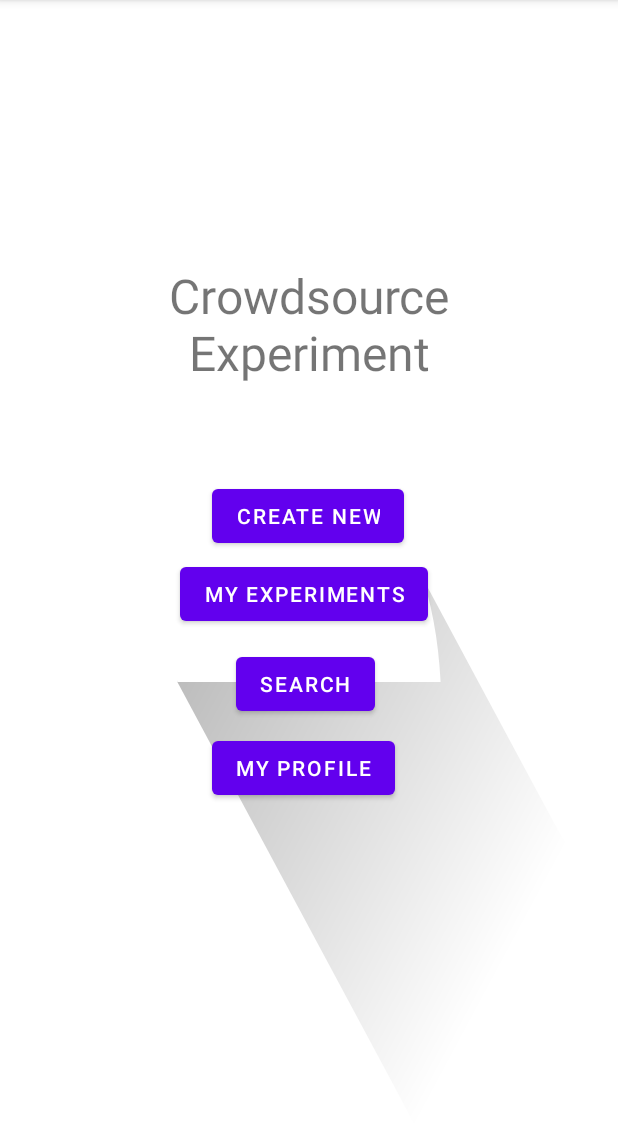
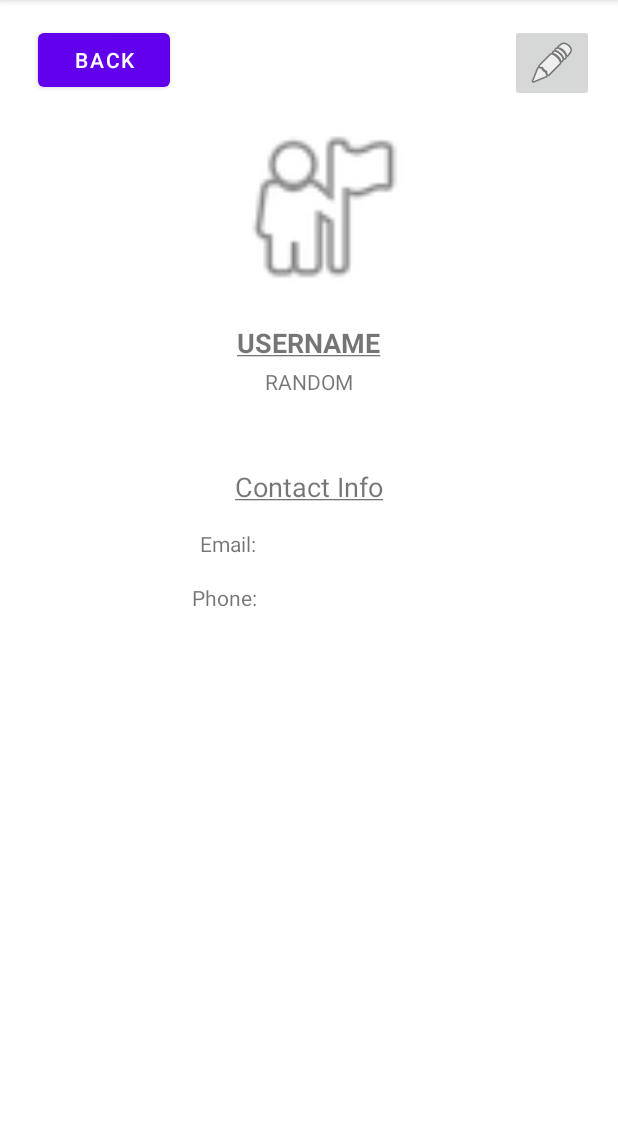
Before and after one commit to CMPUT301W21T26/CrowdTest, an Android app: the screen it shows after launch (MainActivity before the commit, UserProfileActivity after it), after a tap on "MY PROFILE", on a phone screen of 412 x 824 dp, the part 84-1212 px from its top. Run offline under Robolectric (Android 15) with nearby library versions, the phone set to English and light mode, and no system bars.

Commit message:
Adding to user profiles

```diff
--- a/app/build.gradle
+++ b/app/build.gradle
@@ -1,5 +1,5 @@
 apply plugin: 'com.android.application'
-apply plugin: 'com.google.gms.google-services'
+//apply plugin: 'com.google.gms.google-services'
 
 android {
     compileSdkVersion 30
--- a/app/src/main/AndroidManifest.xml
+++ b/app/src/main/AndroidManifest.xml
@@ -10,6 +10,7 @@
         android:supportsRtl="true"
         android:theme="@style/Theme.CrowdTest">
         <activity android:name=".ExperimentListActivity"></activity>
+        <activity android:name=".UserProfileActivity"></activity>
         <activity android:name=".MainActivity">
             <intent-filter>
                 <action android:name="android.intent.action.MAIN" />
--- a/app/src/main/java/com/example/crowdtest/MainActivity.java
+++ b/app/src/main/java/com/example/crowdtest/MainActivity.java
@@ -52,7 +52,9 @@ public class MainActivity extends AppCompatActivity {
         profileButton.setOnClickListener(new View.OnClickListener() {
             @Override
             public void onClick(View view) {
+                Intent intent = new Intent(view.getContext(), UserProfileActivity.class);
 
+                startActivity(intent);
             }
         });
 
--- a/app/src/main/java/com/example/crowdtest/UserProfile.java
+++ b/app/src/main/java/com/example/crowdtest/UserProfile.java
@@ -1,9 +1,11 @@
 package com.example.crowdtest;
+
+import java.io.Serializable;
 
 /**
  *
  */
-public class UserProfile {
+public class UserProfile implements Serializable {
 
     // UserProfile attributes
     private String username;
@@ -15,8 +17,8 @@ public class UserProfile {
      */
     public UserProfile(String username) {
         this.username = username;
-        email = "";
-        phoneNumber = "";
+        this.email = "";
+        this.phoneNumber = "";
     }
 
     /**
--- /dev/null
+++ b/app/src/main/java/com/example/crowdtest/UserProfileActivity.java
@@ -0,0 +1,65 @@
+package com.example.crowdtest;
+
+import android.os.Bundle;
+import android.view.View;
+import android.widget.Button;
+import android.widget.ImageButton;
+import android.widget.TextView;
+
+import androidx.appcompat.app.AppCompatActivity;
+
+public class UserProfileActivity extends AppCompatActivity implements EditUserFragment.OnFragmentInteractionListener{
+
+    private ImageButton editProfileButton;
+    private TextView userName;
+    private TextView userEmail;
+    private TextView userPhoneNumber;
+    private UserProfile userProfile;
+//    private UserProfile userProfile;
+
+    @Override
+    protected void onCreate(Bundle savedInstanceState) {
+        super.onCreate(savedInstanceState);
+        setContentView(R.layout.activity_user_profile);
+
+        userProfile = new UserProfile("RANDOM");
+
+        editProfileButton = findViewById(R.id.edit_profile_button);
+        userName = findViewById(R.id.user_name);
+        userEmail = findViewById(R.id.user_email);
+        userPhoneNumber = findViewById(R.id.user_phone_number);
+
+        updateViews();
+
+//        userProfile = (UserProfile) getIntent().getSerializableExtra("UserProfile");
+
+        editProfileButton.setOnClickListener(new View.OnClickListener() {
+            @Override
+            public void onClick(View view) {
+                EditUserFragment fragment = new EditUserFragment().newInstance(userProfile);
+                fragment.show(getSupportFragmentManager(), "userProfile");
+//                new EditUserFragment().show(getSupportFragmentManager(), "EDIT_USERPROFILE");
+//                updateViews();
+            }
+        });
+
+        final Button backButton = findViewById(R.id.back_button_user_profile_activity);
+        backButton.setOnClickListener(new View.OnClickListener() {
+            public void onClick(View v) {
+                finish();
+            }
+        });
+    }
+
+    public void updateViews() {
+        userName.setText(userProfile.getUsername());
+        userEmail.setText(userProfile.getEmail());
+        userPhoneNumber.setText(userProfile.getPhoneNumber());
+    }
+
+    @Override
+    public void onOkPressed(UserProfile updatedUserProfile) {
+        userProfile = updatedUserProfile;
+        updateViews();
+    }
+}
--- /dev/null
+++ b/app/src/main/res/layout/activity_user_profile.xml
@@ -0,0 +1,118 @@
+<?xml version="1.0" encoding="utf-8"?>
+<androidx.constraintlayout.widget.ConstraintLayout
+    xmlns:android="http://schemas.android.com/apk/res/android"
+    xmlns:app="http://schemas.android.com/apk/res-auto"
+    xmlns:tools="http://schemas.android.com/tools"
+    android:layout_width="match_parent"
+    android:layout_height="match_parent">
+
+    <TextView
+        android:id="@+id/text_username"
+        android:layout_width="wrap_content"
+        android:layout_height="wrap_content"
+        android:layout_marginTop="16dp"
+        android:text="@string/username"
+        android:textSize="18sp"
+        app:layout_constraintEnd_toEndOf="parent"
+        app:layout_constraintStart_toStartOf="parent"
+        app:layout_constraintTop_toBottomOf="@+id/imageView5" />
+
+    <TextView
+        android:id="@+id/user_name"
+        android:layout_width="wrap_content"
+        android:layout_height="wrap_content"
+        android:layout_marginTop="4dp"
+        android:text="user_name"
+        app:layout_constraintEnd_toEndOf="parent"
+        app:layout_constraintStart_toStartOf="parent"
+        app:layout_constraintTop_toBottomOf="@+id/text_username" />
+
+    <TextView
+        android:id="@+id/text_contact_info"
+        android:layout_width="wrap_content"
+        android:layout_height="wrap_content"
+        android:layout_marginTop="112dp"
+        android:text="@string/contact_info"
+        android:textSize="18sp"
+        app:layout_constraintEnd_toEndOf="parent"
+        app:layout_constraintStart_toStartOf="parent"
+        app:layout_constraintTop_toBottomOf="@+id/imageView5" />
+
+    <TextView
+        android:id="@+id/text_email"
+        android:layout_width="wrap_content"
+        android:layout_height="wrap_content"
+        android:layout_marginTop="16dp"
+        android:text="Email:"
+        app:layout_constraintEnd_toEndOf="parent"
+        app:layout_constraintHorizontal_bias="0.356"
+        app:layout_constraintStart_toStartOf="parent"
+        app:layout_constraintTop_toBottomOf="@+id/text_contact_info" />
+
+    <TextView
+        android:id="@+id/user_email"
+        android:layout_width="wrap_content"
+        android:layout_height="wrap_content"
+        android:layout_marginStart="28dp"
+        android:layout_marginLeft="28dp"
+        android:layout_marginTop="16dp"
+        android:text="user_email"
+        app:layout_constraintStart_toEndOf="@+id/text_email"
+        app:layout_constraintTop_toBottomOf="@+id/text_contact_info" />
+
+    <TextView
+        android:id="@+id/user_phone_number"
+        android:layout_width="wrap_content"
+        android:layout_height="wrap_content"
+        android:layout_marginStart="28dp"
+        android:layout_marginLeft="28dp"
+        android:layout_marginTop="148dp"
+        android:text="user_phone_number"
+        app:layout_constraintStart_toEndOf="@+id/text_phone"
+        app:layout_constraintTop_toBottomOf="@+id/text_username" />
+
+    <TextView
+        android:id="@+id/text_phone"
+        android:layout_width="wrap_content"
+        android:layout_height="wrap_content"
+        android:layout_marginTop="52dp"
+        android:text="Phone:"
+        app:layout_constraintEnd_toEndOf="parent"
+        app:layout_constraintHorizontal_bias="0.347"
+        app:layout_constraintStart_toStartOf="parent"
+        app:layout_constraintTop_toBottomOf="@+id/text_contact_info" />
+
+    <ImageButton
+        android:id="@+id/edit_profile_button"
+        android:layout_width="wrap_content"
+        android:layout_height="wrap_content"
+        android:layout_marginTop="16dp"
+        android:layout_marginEnd="16dp"
+        android:layout_marginRight="16dp"
+        app:layout_constraintEnd_toEndOf="parent"
+        app:layout_constraintTop_toTopOf="parent"
+        app:srcCompat="@android:drawable/ic_menu_edit" />
+
+    <ImageView
+        android:id="@+id/imageView5"
+        android:layout_width="299dp"
+        android:layout_height="124dp"
+        android:layout_marginTop="76dp"
+        app:layout_constraintEnd_toEndOf="parent"
+        app:layout_constraintHorizontal_bias="0.58"
+        app:layout_constraintStart_toStartOf="parent"
+        app:layout_constraintTop_toTopOf="parent"
+        app:srcCompat="@android:drawable/ic_menu_myplaces" />
+
+    <Button
+        android:id="@+id/back_button_user_profile_activity"
+        android:layout_width="wrap_content"
+        android:layout_height="wrap_content"
+        android:layout_marginTop="16dp"
+        android:text="Back"
+        app:layout_constraintEnd_toEndOf="parent"
+        app:layout_constraintHorizontal_bias="0.078"
+        app:layout_constraintStart_toStartOf="parent"
+        app:layout_constraintTop_toTopOf="parent" />
+
+</androidx.constraintlayout.widget.ConstraintLayout>
--- a/app/src/main/res/values/strings.xml
+++ b/app/src/main/res/values/strings.xml
@@ -1,5 +1,7 @@
 <resources>
     <string name="app_name">CrowdTest</string>
+    <string name="username"><b><u>USERNAME</u></b></string>
+    <string name="contact_info"><u>Contact Info</u></string>
     <!-- TODO: Remove or change this placeholder text -->
     <string name="hello_blank_fragment">Hello blank fragment</string>
 </resources>
```
Also changed, not shown: app/src/main/java/com/example/crowdtest/EditUserFragment.java (added, +79 -0 lines), app/src/main/res/layout/fragment_edit_user.xml (added, +32 -0 lines).
